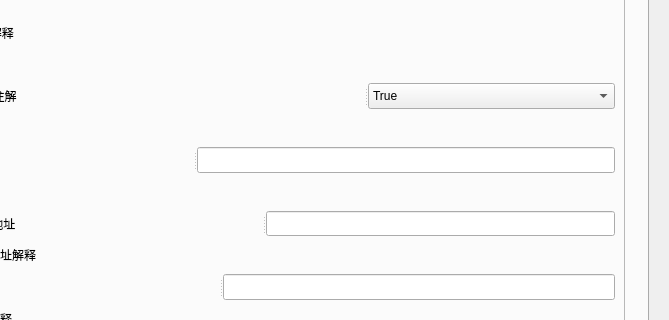
Above: select_generator.ui from xiqiuyimeng/code-generator before the change; both pictures show x 135 to 804 and y 109 to 429 of the 804 by 680 pixel window. Below: the same form after it.
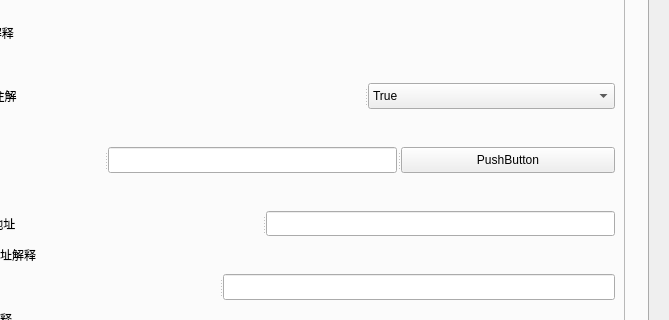
That is the form after the change. The open tabs and pages were chosen to show the change.

What changed in the file:
```diff
--- a/select_generator.ui
+++ b/select_generator.ui
@@ -112,6 +112,11 @@
                 </property>
                </widget>
                <widget class="QLineEdit" name="java_path_value"/>
+               <widget class="QPushButton" name="java_button">
+                <property name="text">
+                 <string>PushButton</string>
+                </property>
+               </widget>
               </widget>
              </item>
              <item>
```
Left out of the diff: 2 changed lines with no effect on the pictures.
